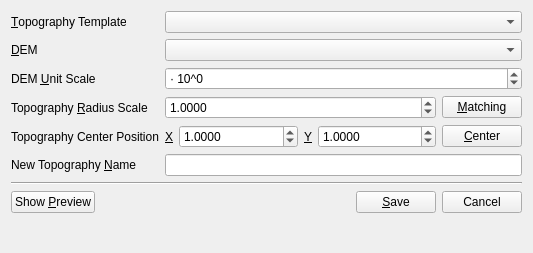
This is gui/widgets/DEMWidget.ui in kateyy/geohazardvis as Qt 5 draws it before an edit. The edited form follows.
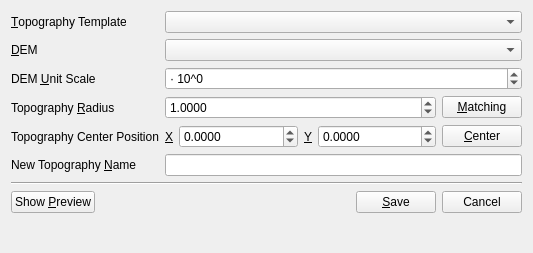
This is the edited form.

Commit message: DEMWidget: limit topography transformation to the DEM area

Patch:
```diff
--- a/gui/widgets/DEMWidget.ui
+++ b/gui/widgets/DEMWidget.ui
@@ -75,7 +75,7 @@
    <item row="4" column="0">
     <widget class="QLabel" name="label_4">
      <property name="text">
-      <string>Topography &amp;Radius Scale</string>
+      <string>Topography &amp;Radius</string>
      </property>
      <property name="buddy">
       <cstring>topographyRadiusSpinBox</cstring>
@@ -179,7 +179,7 @@
          <double>100000.000000000000000</double>
         </property>
         <property name="value">
-         <double>1.000000000000000</double>
+         <double>0.000000000000000</double>
         </property>
        </widget>
       </item>
@@ -211,7 +211,7 @@
          <double>100000.000000000000000</double>
         </property>
         <property name="value">
-         <double>1.000000000000000</double>
+         <double>0.000000000000000</double>
         </property>
        </widget>
       </item>
```
The commit also changes 2 other files.
